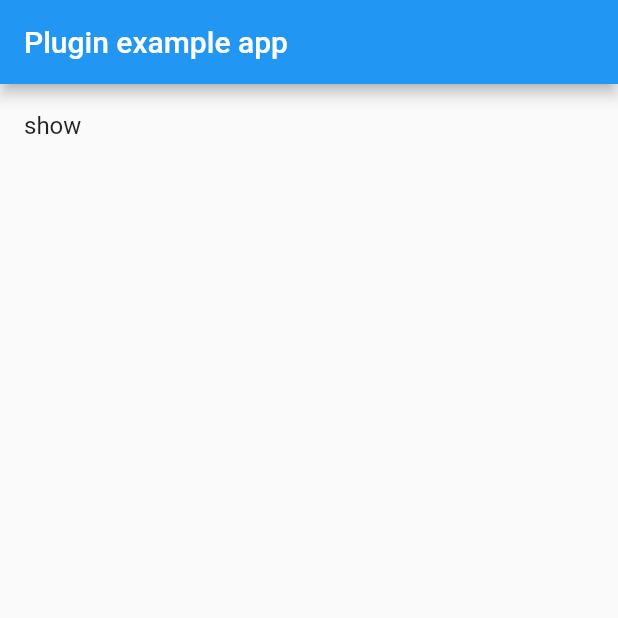
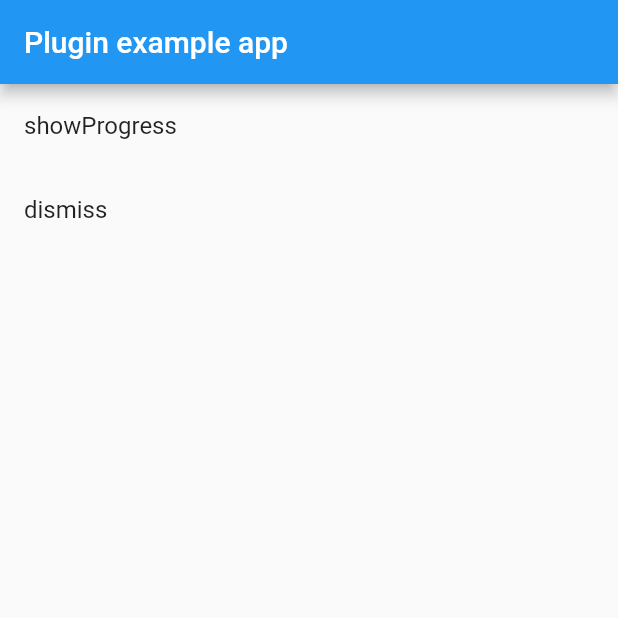
Before and after one commit to leanflutter/flutter_svprogresshud, a Flutter app: the screen it shows after launch, on a phone screen of 412 x 824 dp, the top half of it. Run offline on Flutter 3.47's test engine with Material 2 defaults, Android fonts, the phone set to English and light mode, and no system bars.

Commit message:
Update plugin

```diff
--- a/example/lib/main.dart
+++ b/example/lib/main.dart
@@ -30,10 +30,6 @@ void _setTargetPlatformForDesktop() {
 void main() {
   _setTargetPlatformForDesktop();
 
-  // SVProgressHUD.dismiss();
-  // SVProgressHUD.setDefaultStyle("light");
-  // SVProgressHUD.setDefaultMaskType("none");
-
   runApp(MyApp());
 }
 
@@ -44,6 +40,14 @@ class MyApp extends StatefulWidget {
 
 class _MyAppState extends State<MyApp> {
   @override
+  void initState() {
+    SVProgressHUD.dismiss();
+    SVProgressHUD.setDefaultStyle("light");
+    SVProgressHUD.setDefaultMaskType("none");
+    super.initState();
+  }
+
+  @override
   Widget build(BuildContext context) {
     return MaterialApp(
       home: Scaffold(
@@ -53,7 +57,7 @@ class _MyAppState extends State<MyApp> {
         body: Column(
           children: <Widget>[
             ListTile(
-              title: Text('show'),
+              title: Text('showProgress'),
               onTap: () {
                 int progress = 1;
                 Timer.periodic(const Duration(milliseconds: 100), (timer) {
@@ -67,6 +71,12 @@ class _MyAppState extends State<MyApp> {
                   SVProgressHUD.showProgress((progress), "Loading...");
                 });
               },
+            ),
+            ListTile(
+              title: Text('dismiss'),
+              onTap: () {
+                SVProgressHUD.dismiss();
+              },
             )
           ],
         ),
--- a/lib/svprogresshud.dart
+++ b/lib/svprogresshud.dart
@@ -8,16 +8,12 @@ class SVProgressHUD {
       const MethodChannel('flutter_svprogresshud');
 
   static Future<bool> setDefaultStyle(String style) async {
-    if (!Platform.isIOS) return false;
-
     return await _channel.invokeMethod('setDefaultStyle', {
       'style': style,
     });
   }
 
   static Future<bool> setDefaultMaskType(String maskType) async {
-    if (!Platform.isIOS) return false;
-
     return await _channel.invokeMethod('setDefaultMaskType', {
       'maskType': maskType,
     });
```
Also changed, not shown: 2 other files.
